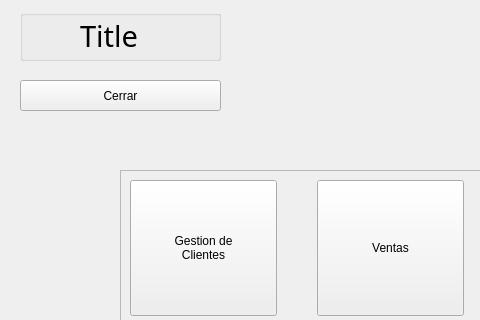
Before: the Qt Designer form GUI/sub_ventanas/ui/reportes/adminDesigner.ui in C-Sebastian-M/GLAM_MAKEUP_STORE, drawn with Qt 5; both pictures show x 0 to 480 and y 0 to 320 of the 800 by 600 pixel window.
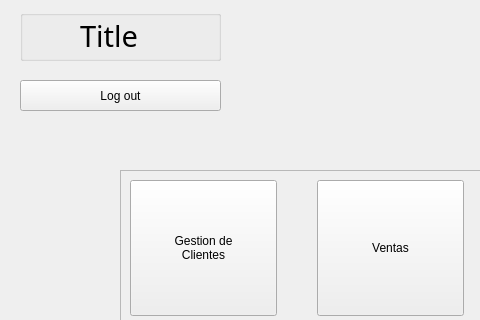
After: the same form once the commit is applied. Icons and pictures are not drawn.

The edit to the form file:
```diff
--- a/GUI/sub_ventanas/ui/reportes/adminDesigner.ui
+++ b/GUI/sub_ventanas/ui/reportes/adminDesigner.ui
@@ -235,7 +235,7 @@
      </rect>
     </property>
     <property name="text">
-     <string>Cerrar</string>
+     <string>Log out</string>
     </property>
    </widget>
   </widget>
```
